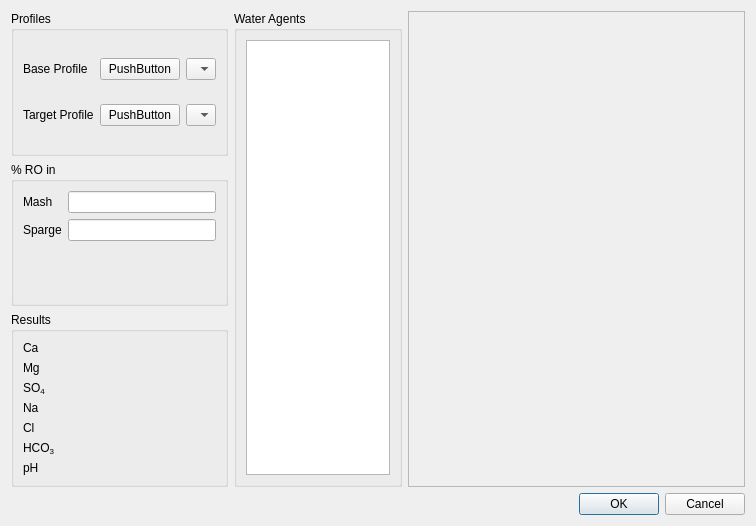
Old version of the form ui/waterDialog.ui in the repository Brewtarget/brewtarget.
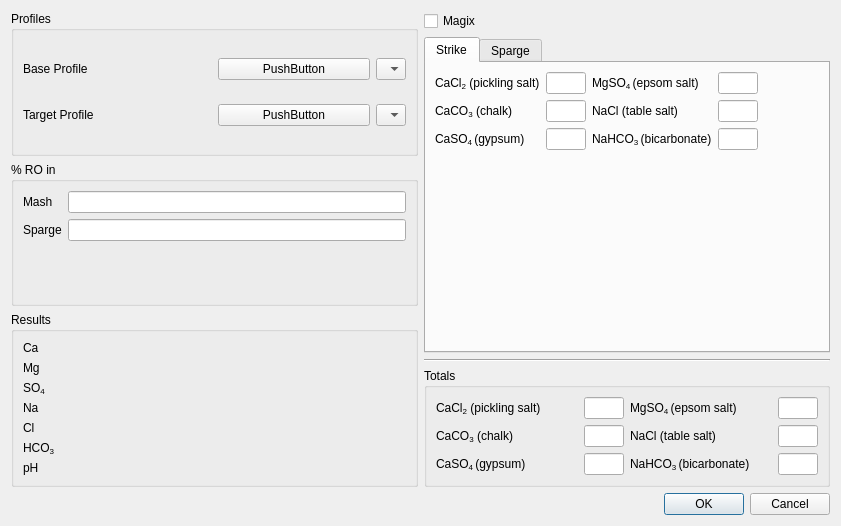
New version of the form. Custom widgets are drawn as their Qt base class.

Diff of the .ui file:
```diff
--- a/ui/waterDialog.ui
+++ b/ui/waterDialog.ui
@@ -6,7 +6,7 @@
    <rect>
     <x>0</x>
     <y>0</y>
-    <width>756</width>
+    <width>841</width>
     <height>526</height>
    </rect>
   </property>
@@ -27,11 +27,9 @@
   </property>
   <layout class="QVBoxLayout" name="verticalLayout_4">
    <item>
-    <layout class="QVBoxLayout" name="verticalLayout_3">
+    <layout class="QHBoxLayout" name="horizontalLayout_inputs">
      <item>
-      <layout class="QHBoxLayout" name="horizontalLayout_3" stretch="0,1">
-       <item>
-        <layout class="QVBoxLayout" name="verticalLayout_2">
+      <layout class="QVBoxLayout" name="verticalLayout_left">
          <item>
           <widget class="QGroupBox" name="groupBox_profiles">
            <property name="title">
@@ -48,7 +46,7 @@
             <item row="0" column="1">
              <layout class="QHBoxLayout" name="horizontalLayout_baseButtons">
               <item>
-               <widget class="BaseWaterButton" name="pushButton_baseProfile">
+             <widget class="WaterButton" name="baseProfileButton">
                 <property name="text">
                  <string>PushButton</string>
                 </property>
@@ -88,7 +86,7 @@
             <item row="1" column="1">
              <layout class="QHBoxLayout" name="horizontalLayout_targetButtons">
               <item>
-               <widget class="TargetWaterButton" name="pushButton_targetProfile">
+             <widget class="WaterButton" name="targetProfileButton">
                 <property name="text">
                  <string>PushButton</string>
                 </property>
@@ -122,7 +120,7 @@
           </widget>
          </item>
          <item>
-          <widget class="QGroupBox" name="groupBox_2">
+        <widget class="QGroupBox" name="groupBox_percentRO">
            <property name="title">
             <string>% RO in</string>
            </property>
@@ -134,6 +132,16 @@
               </property>
              </widget>
             </item>
+          <item row="0" column="1">
+           <widget class="BtGenericEdit" name="lineEdit_mashRO">
+            <property name="sizePolicy">
+             <sizepolicy hsizetype="Minimum" vsizetype="Fixed">
+              <horstretch>0</horstretch>
+              <verstretch>0</verstretch>
+             </sizepolicy>
+            </property>
+           </widget>
+          </item>
             <item row="1" column="0">
              <widget class="QLabel" name="label_2">
               <property name="text">
@@ -142,16 +150,13 @@
              </widget>
             </item>
             <item row="1" column="1">
-             <widget class="BtGenericEdit" name="lineEdit"/>
-            </item>
-            <item row="0" column="1">
-             <widget class="BtGenericEdit" name="lineEdit_2"/>
+           <widget class="BtGenericEdit" name="lineEdit_spargeRO"/>
             </item>
            </layout>
           </widget>
          </item>
          <item>
-          <widget class="QGroupBox" name="groupBox">
+        <widget class="QGroupBox" name="groupBox_ranges">
            <property name="title">
             <string>Results</string>
            </property>
@@ -393,42 +398,490 @@
         </layout>
        </item>
        <item>
-        <layout class="QHBoxLayout" name="horizontalLayout_2" stretch="1,2">
+      <layout class="QVBoxLayout" name="verticalLayout_right">
          <item>
-          <widget class="QGroupBox" name="groupBox_miscTree">
+        <widget class="QCheckBox" name="checkBox_magix">
+         <property name="text">
+          <string>Magix</string>
+         </property>
+        </widget>
+       </item>
+       <item>
+        <widget class="QTabWidget" name="tabWidget">
+         <property name="currentIndex">
+          <number>0</number>
+         </property>
+         <widget class="QWidget" name="tabWidgetPage1">
+          <attribute name="title">
+           <string>Strike</string>
+          </attribute>
+          <layout class="QFormLayout" name="formLayout_3">
+           <item row="0" column="0">
+            <layout class="QGridLayout" name="gridLayout_strike">
+             <item row="0" column="0">
+              <layout class="QHBoxLayout" name="horizontalLayout_strikecacl">
+               <item>
+                <widget class="BtMassLabel" name="label_strikecacl">
+                 <property name="sizePolicy">
+                  <sizepolicy hsizetype="Expanding" vsizetype="Preferred">
+                   <horstretch>0</horstretch>
+                   <verstretch>0</verstretch>
+                  </sizepolicy>
+                 </property>
+                 <property name="text">
+                  <string>CaCl&lt;sub&gt;2&lt;/sub&gt; (pickling salt)</string>
+                 </property>
+                </widget>
+               </item>
+               <item>
+                <widget class="BtMassEdit" name="lineEdit_strikecacl">
+                 <property name="sizePolicy">
+                  <sizepolicy hsizetype="Maximum" vsizetype="Fixed">
+                   <horstretch>0</horstretch>
+                   <verstretch>0</verstretch>
+                  </sizepolicy>
+                 </property>
+                 <property name="maximumSize">
+                  <size>
+                   <width>40</width>
+                   <height>16777215</height>
+                  </size>
+                 </property>
+                </widget>
+               </item>
+              </layout>
+             </item>
+             <item row="0" column="1">
+              <layout class="QHBoxLayout" name="horizontalLayout_strikemgso4">
+               <item>
+                <widget class="BtMassLabel" name="label_strikemgs04">
+                 <property name="text">
+                  <string>&lt;html&gt;&lt;head/&gt;&lt;body&gt;&lt;p&gt;MgSO&lt;span style=&quot; vertical-align:sub;&quot;&gt;4 &lt;/span&gt;(epsom salt)&lt;/p&gt;&lt;/body&gt;&lt;/html&gt;</string>
+                 </property>
+                </widget>
+               </item>
+               <item>
+                <widget class="BtMassEdit" name="lineEdit_strikemgso4">
+                 <property name="maximumSize">
+                  <size>
+                   <width>40</width>
+                   <height>16777215</height>
+                  </size>
+                 </property>
+                </widget>
+               </item>
+              </layout>
+             </item>
+             <item row="1" column="0">
+              <layout class="QHBoxLayout" name="horizontalLayout_strikecaco3">
+               <item>
+                <widget class="BtMassLabel" name="label_strikecaco3_3">
+                 <property name="text">
+                  <string>&lt;html&gt;&lt;head/&gt;&lt;body&gt;&lt;p&gt;CaCO&lt;span style=&quot; vertical-align:sub;&quot;&gt;3&lt;/span&gt; (chalk)&lt;/p&gt;&lt;/body&gt;&lt;/html&gt;</string>
+                 </property>
+                </widget>
+               </item>
+               <item>
+                <widget class="BtMassEdit" name="lineEdit_totalcaco3_3">
+                 <property name="maximumSize">
+                  <size>
+                   <width>40</width>
+                   <height>16777215</height>
+                  </size>
+                 </property>
+                </widget>
+               </item>
+              </layout>
+             </item>
+             <item row="1" column="1">
+              <layout class="QHBoxLayout" name="horizontalLayout_strikenacl">
+               <item>
+                <widget class="BtMassLabel" name="label_strikenacl">
+                 <property name="text">
+                  <string>&lt;html&gt;&lt;head/&gt;&lt;body&gt;&lt;p&gt;NaCl (table salt)&lt;/p&gt;&lt;/body&gt;&lt;/html&gt;</string>
+                 </property>
+                </widget>
+               </item>
+               <item>
+                <widget class="BtMassEdit" name="lineEdit_strikenacl">
+                 <property name="maximumSize">
+                  <size>
+                   <width>40</width>
+                   <height>16777215</height>
+                  </size>
+                 </property>
+                </widget>
+               </item>
+              </layout>
+             </item>
+             <item row="2" column="0">
+              <layout class="QHBoxLayout" name="horizontalLayout_strikecaso4">
+               <item>
+                <widget class="BtMassLabel" name="label_strikecaso4">
+                 <property name="text">
+                  <string>&lt;html&gt;&lt;head/&gt;&lt;body&gt;&lt;p&gt;CaSO&lt;span style=&quot; vertical-align:sub;&quot;&gt;4 &lt;/span&gt;(gypsum)&lt;/p&gt;&lt;/body&gt;&lt;/html&gt;</string>
+                 </property>
+                </widget>
+               </item>
+               <item>
+                <widget class="BtMassEdit" name="lineEdit_strikecaso4">
+                 <property name="maximumSize">
+                  <size>
+                   <width>40</width>
+                   <height>16777215</height>
+                  </size>
+                 </property>
+                </widget>
+               </item>
+              </layout>
+             </item>
+             <item row="2" column="1">
+              <layout class="QHBoxLayout" name="horizontalLayout_strikebicarb">
+               <item>
+                <widget class="BtMassLabel" name="label_strikebicarb">
+                 <property name="text">
+                  <string>&lt;html&gt;&lt;head/&gt;&lt;body&gt;&lt;p&gt;NaHCO&lt;span style=&quot; vertical-align:sub;&quot;&gt;3 &lt;/span&gt;(bicarbonate)&lt;/p&gt;&lt;/body&gt;&lt;/html&gt;</string>
+                 </property>
+                </widget>
+               </item>
+               <item>
+                <widget class="BtMassEdit" name="lineEdit_strikebicarb">
+                 <property name="maximumSize">
+                  <size>
+                   <width>40</width>
+                   <height>16777215</height>
+                  </size>
+                 </property>
+                </widget>
+               </item>
+              </layout>
+             </item>
+            </layout>
+           </item>
+          </layout>
+         </widget>
+         <widget class="QWidget" name="tabWidgetPage2">
+          <attribute name="title">
+           <string>Sparge</string>
+          </attribute>
+          <layout class="QFormLayout" name="formLayout_2">
+           <item row="0" column="0">
+            <layout class="QGridLayout" name="gridLayout_3">
+             <item row="0" column="0">
+              <layout class="QHBoxLayout" name="horizontalLayout_spargecacl">
+               <item>
+                <widget class="BtMassLabel" name="label_spargecacl">
+                 <property name="sizePolicy">
+                  <sizepolicy hsizetype="Expanding" vsizetype="Preferred">
+                   <horstretch>0</horstretch>
+                   <verstretch>0</verstretch>
+                  </sizepolicy>
+                 </property>
+                 <property name="text">
+                  <string>CaCl&lt;sub&gt;2&lt;/sub&gt; (pickling salt)</string>
+                 </property>
+                </widget>
+               </item>
+               <item>
+                <widget class="BtMassEdit" name="lineEdit_spargecacl">
+                 <property name="sizePolicy">
+                  <sizepolicy hsizetype="Maximum" vsizetype="Fixed">
+                   <horstretch>0</horstretch>
+                   <verstretch>0</verstretch>
+                  </sizepolicy>
+                 </property>
+                 <property name="maximumSize">
+                  <size>
+                   <width>40</width>
+                   <height>16777215</height>
+                  </size>
+                 </property>
+                </widget>
+               </item>
+              </layout>
+             </item>
+             <item row="0" column="1">
+              <layout class="QHBoxLayout" name="horizontalLayout_spargemgso4">
+               <item>
+                <widget class="BtMassLabel" name="label_spargemgs04">
+                 <property name="text">
+                  <string>&lt;html&gt;&lt;head/&gt;&lt;body&gt;&lt;p&gt;MgSO&lt;span style=&quot; vertical-align:sub;&quot;&gt;4 &lt;/span&gt;(epsom salt)&lt;/p&gt;&lt;/body&gt;&lt;/html&gt;</string>
+                 </property>
+                </widget>
+               </item>
+               <item>
+                <widget class="BtMassEdit" name="lineEdit_spargemgso4">
+                 <property name="maximumSize">
+                  <size>
+                   <width>40</width>
+                   <height>16777215</height>
+                  </size>
+                 </property>
+                </widget>
+               </item>
+              </layout>
+             </item>
+             <item row="1" column="0">
+              <layout class="QHBoxLayout" name="horizontalLayout_spargecaco3">
+               <item>
+                <widget class="BtMassLabel" name="label_spargecaco3">
+                 <property name="text">
+                  <string>&lt;html&gt;&lt;head/&gt;&lt;body&gt;&lt;p&gt;CaCO&lt;span style=&quot; vertical-align:sub;&quot;&gt;3&lt;/span&gt; (chalk)&lt;/p&gt;&lt;/body&gt;&lt;/html&gt;</string>
+                 </property>
+                </widget>
+               </item>
+               <item>
+                <widget class="BtMassEdit" name="lineEdit_spargecaco3">
+                 <property name="maximumSize">
+                  <size>
+                   <width>40</width>
+                   <height>16777215</height>
+                  </size>
+                 </property>
+                </widget>
+               </item>
+              </layout>
+             </item>
+             <item row="1" column="1">
+              <layout class="QHBoxLayout" name="horizontalLayout_spargenacl">
+               <item>
+                <widget class="BtMassLabel" name="label_spargenacl">
+                 <property name="text">
+                  <string>&lt;html&gt;&lt;head/&gt;&lt;body&gt;&lt;p&gt;NaCl (table salt)&lt;/p&gt;&lt;/body&gt;&lt;/html&gt;</string>
+                 </property>
+                </widget>
+               </item>
+               <item>
+                <widget class="BtMassEdit" name="lineEdit_spargenacl">
+                 <property name="maximumSize">
+                  <size>
+                   <width>40</width>
+                   <height>16777215</height>
+                  </size>
+                 </property>
+                </widget>
+               </item>
+              </layout>
+             </item>
+             <item row="2" column="0">
+              <layout class="QHBoxLayout" name="horizontalLayout_spargecaso4">
+               <item>
+                <widget class="BtMassLabel" name="label_spargecaso4">
+                 <property name="text">
+                  <string>&lt;html&gt;&lt;head/&gt;&lt;body&gt;&lt;p&gt;CaSO&lt;span style=&quot; vertical-align:sub;&quot;&gt;4 &lt;/span&gt;(gypsum)&lt;/p&gt;&lt;/body&gt;&lt;/html&gt;</string>
+                 </property>
+                </widget>
+               </item>
+               <item>
+                <widget class="BtMassEdit" name="lineEdit_spargecaso4">
+                 <property name="maximumSize">
+                  <size>
+                   <width>40</width>
+                   <height>16777215</height>
+                  </size>
+                 </property>
+                </widget>
+               </item>
+              </layout>
+             </item>
+             <item row="2" column="1">
+              <layout class="QHBoxLayout" name="horizontalLayout_spargebicarb">
+               <item>
+                <widget class="BtMassLabel" name="label_spargebicarb">
+                 <property name="text">
+                  <string>&lt;html&gt;&lt;head/&gt;&lt;body&gt;&lt;p&gt;NaHCO&lt;span style=&quot; vertical-align:sub;&quot;&gt;3 &lt;/span&gt;(bicarbonate)&lt;/p&gt;&lt;/body&gt;&lt;/html&gt;</string>
+                 </property>
+                </widget>
+               </item>
+               <item>
+                <widget class="BtMassEdit" name="lineEdit_spargebicarb">
+                 <property name="maximumSize">
+                  <size>
+                   <width>40</width>
+                   <height>16777215</height>
+                  </size>
+                 </property>
+                </widget>
+               </item>
+              </layout>
+             </item>
+            </layout>
+           </item>
+          </layout>
+         </widget>
+        </widget>
+       </item>
+       <item>
+        <widget class="Line" name="line">
+         <property name="orientation">
+          <enum>Qt::Horizontal</enum>
+         </property>
+        </widget>
+       </item>
+       <item>
+        <widget class="QGroupBox" name="groupBox_total">
            <property name="title">
-            <string>Water Agents</string>
+          <string>Totals</string>
            </property>
            <layout class="QGridLayout" name="gridLayout">
+          <item row="2" column="1">
+           <layout class="QHBoxLayout" name="horizontalLayout_totalbicarb">
+            <item>
+             <widget class="BtMassLabel" name="label_totalbicarb">
+              <property name="text">
+               <string>&lt;html&gt;&lt;head/&gt;&lt;body&gt;&lt;p&gt;NaHCO&lt;span style=&quot; vertical-align:sub;&quot;&gt;3 &lt;/span&gt;(bicarbonate)&lt;/p&gt;&lt;/body&gt;&lt;/html&gt;</string>
+              </property>
+              <property name="buddy">
+               <cstring>lineEdit_totalbicarb</cstring>
+              </property>
+             </widget>
+            </item>
+            <item>
+             <widget class="BtMassEdit" name="lineEdit_totalbicarb">
+              <property name="maximumSize">
+               <size>
+                <width>40</width>
+                <height>16777215</height>
+               </size>
+              </property>
+             </widget>
+            </item>
+           </layout>
+          </item>
+          <item row="1" column="1">
+           <layout class="QHBoxLayout" name="horizontalLayout_totalnacl">
+            <item>
+             <widget class="BtMassLabel" name="label_totalnacl">
+              <property name="text">
+               <string>&lt;html&gt;&lt;head/&gt;&lt;body&gt;&lt;p&gt;NaCl (table salt)&lt;/p&gt;&lt;/body&gt;&lt;/html&gt;</string>
+              </property>
+              <property name="buddy">
+               <cstring>lineEdit_totalnacl</cstring>
+              </property>
+             </widget>
+            </item>
+            <item>
+             <widget class="BtMassEdit" name="lineEdit_totalnacl">
+              <property name="maximumSize">
+               <size>
+                <width>40</width>
+                <height>16777215</height>
+               </size>
+              </property>
+             </widget>
+            </item>
+           </layout>
+          </item>
+          <item row="0" column="1">
+           <layout class="QHBoxLayout" name="horizontalLayout_totalmgso4">
+            <item>
+             <widget class="BtMassLabel" name="label_totalmgs04">
+              <property name="text">
+               <string>&lt;html&gt;&lt;head/&gt;&lt;body&gt;&lt;p&gt;MgSO&lt;span style=&quot; vertical-align:sub;&quot;&gt;4 &lt;/span&gt;(epsom salt)&lt;/p&gt;&lt;/body&gt;&lt;/html&gt;</string>
+              </property>
+              <property name="buddy">
+               <cstring>lineEdit_totalmgso4</cstring>
+              </property>
+             </widget>
+            </item>
+            <item>
+             <widget class="BtMassEdit" name="lineEdit_totalmgso4">
+              <property name="maximumSize">
+               <size>
+                <width>40</width>
+                <height>16777215</height>
+               </size>
+              </property>
+             </widget>
+            </item>
+           </layout>
+          </item>
+          <item row="2" column="0">
+           <layout class="QHBoxLayout" name="horizontalLayout_totalcaso4">
+            <item>
+             <widget class="BtMassLabel" name="label_totalcaso4">
+              <property name="text">
+               <string>&lt;html&gt;&lt;head/&gt;&lt;body&gt;&lt;p&gt;CaSO&lt;span style=&quot; vertical-align:sub;&quot;&gt;4 &lt;/span&gt;(gypsum)&lt;/p&gt;&lt;/body&gt;&lt;/html&gt;</string>
+              </property>
+              <property name="buddy">
+               <cstring>lineEdit_totalcaso4</cstring>
+              </property>
+             </widget>
+            </item>
+            <item>
+             <widget class="BtMassEdit" name="lineEdit_totalcaso4">
+              <property name="maximumSize">
+               <size>
+                <width>40</width>
+                <height>16777215</height>
+               </size>
+              </property>
+             </widget>
+            </item>
+           </layout>
+          </item>
             <item row="0" column="0">
-             <widget class="MiscTreeView" name="treeView_miscTree"/>
+           <layout class="QHBoxLayout" name="horizontalLayout_totalcacl">
+            <item>
+             <widget class="BtMassLabel" name="label_totalcacl">
+              <property name="sizePolicy">
+               <sizepolicy hsizetype="Expanding" vsizetype="Preferred">
+                <horstretch>0</horstretch>
+                <verstretch>0</verstretch>
+               </sizepolicy>
+              </property>
+              <property name="text">
+               <string>CaCl&lt;sub&gt;2&lt;/sub&gt; (pickling salt)</string>
+              </property>
+              <property name="buddy">
+               <cstring>lineEdit_totalcacl</cstring>
+              </property>
+             </widget>
             </item>
-           </layout>
-          </widget>
-         </item>
+            <item>
+             <widget class="BtMassEdit" name="lineEdit_totalcacl">
+              <property name="sizePolicy">
+               <sizepolicy hsizetype="Maximum" vsizetype="Fixed">
+                <horstretch>0</horstretch>
+                <verstretch>0</verstretch>
+               </sizepolicy>
+              </property>
+              <property name="maximumSize">
+               <size>
+                <width>40</width>
+                <height>16777215</height>
+               </size>
+              </property>
+             </widget>
+            </item>
+           </layout>
+          </item>
+          <item row="1" column="0">
+           <layout class="QHBoxLayout" name="horizontalLayout_totalcaco3">
          <item>
-          <layout class="QHBoxLayout" name="horizontalLayout">
-           <item>
-            <widget class="QScrollArea" name="scrollArea">
-             <property name="acceptDrops">
-              <bool>true</bool>
-             </property>
-             <property name="widgetResizable">
-              <bool>true</bool>
-             </property>
-             <widget class="QWidget" name="scrollAreaWidgetContents">
-              <property name="geometry">
-               <rect>
-                <x>0</x>
-                <y>0</y>
-                <width>291</width>
-                <height>463</height>
-               </rect>
+             <widget class="BtMassLabel" name="label_totalcaco3">
+              <property name="text">
+               <string>&lt;html&gt;&lt;head/&gt;&lt;body&gt;&lt;p&gt;CaCO&lt;span style=&quot; vertical-align:sub;&quot;&gt;3&lt;/span&gt; (chalk)&lt;/p&gt;&lt;/body&gt;&lt;/html&gt;</string>
+              </property>
+              <property name="buddy">
+               <cstring>lineEdit_totalcaco3</cstring>
+              </property>
+             </widget>
+            </item>
+            <item>
+             <widget class="BtMassEdit" name="lineEdit_totalcaco3">
+              <property name="maximumSize">
+               <size>
+                <width>40</width>
+                <height>16777215</height>
+               </size>
               </property>
              </widget>
-            </widget>
-           </item>
-          </layout>
+            </item>
+           </layout>
+          </item>
+         </layout>
+        </widget>
          </item>
         </layout>
        </item>
@@ -445,8 +898,6 @@
       </widget>
      </item>
     </layout>
-   </item>
-  </layout>
  </widget>
  <customwidgets>
   <customwidget>
@@ -465,19 +916,28 @@
    <header>StyleRangeWidget.h</header>
   </customwidget>
   <customwidget>
-   <class>MiscTreeView</class>
-   <extends>QTreeView</extends>
-   <header>BtTreeView.h</header>
-  </customwidget>
-  <customwidget>
-   <class>BaseWaterButton</class>
+   <class>WaterButton</class>
    <extends>QPushButton</extends>
    <header>WaterButton.h</header>
   </customwidget>
   <customwidget>
-   <class>TargetWaterButton</class>
-   <extends>QPushButton</extends>
-   <header>WaterButton.h</header>
+   <class>BtMassEdit</class>
+   <extends>QLineEdit</extends>
+   <header>BtLineEdit.h</header>
+   <slots>
+    <signal>textModified()</signal>
+    <slot>lineChanged()</slot>
+    <slot>lineChanged(Unit::unitDisplay,Unit::unitScale)</slot>
+   </slots>
+  </customwidget>
+  <customwidget>
+   <class>BtMassLabel</class>
+   <extends>QLabel</extends>
+   <header>BtLabel.h</header>
+   <slots>
+    <signal>labelChanged(Unit::unitDisplay,Unit::unitScale)</signal>
+    <slot>popContextMenu(QPoint)</slot>
+   </slots>
   </customwidget>
  </customwidgets>
  <resources>
```
Left out of the diff: 22 changed lines with no effect on the pictures. Lines whose indentation alone changed are shown as unchanged.
